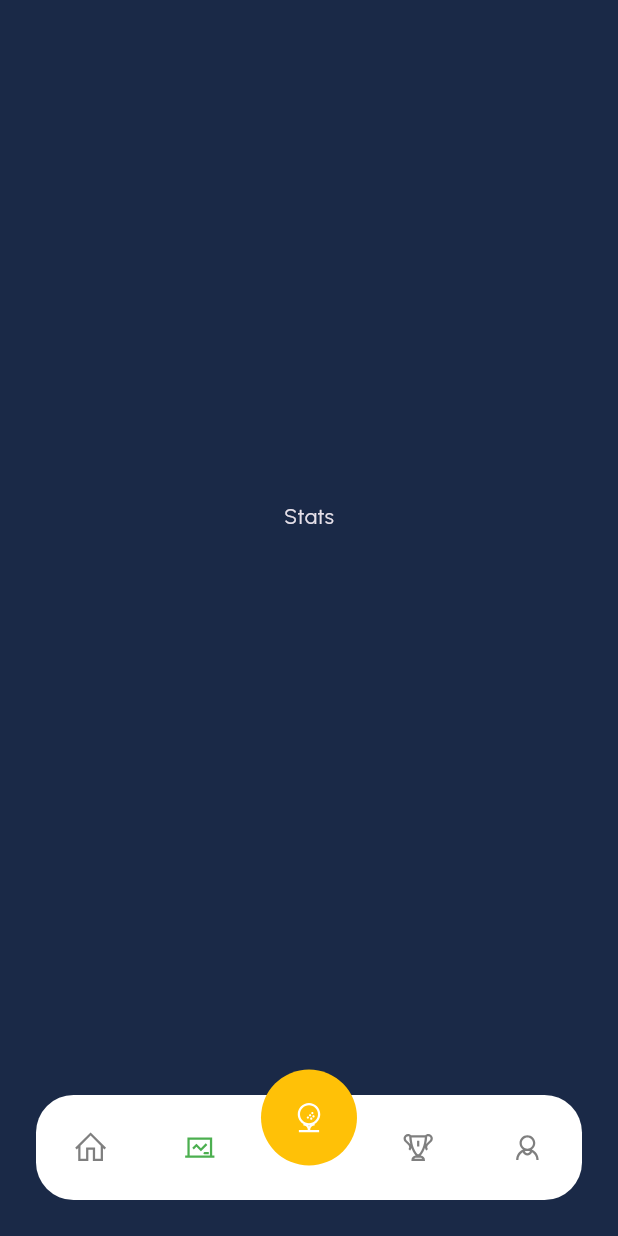
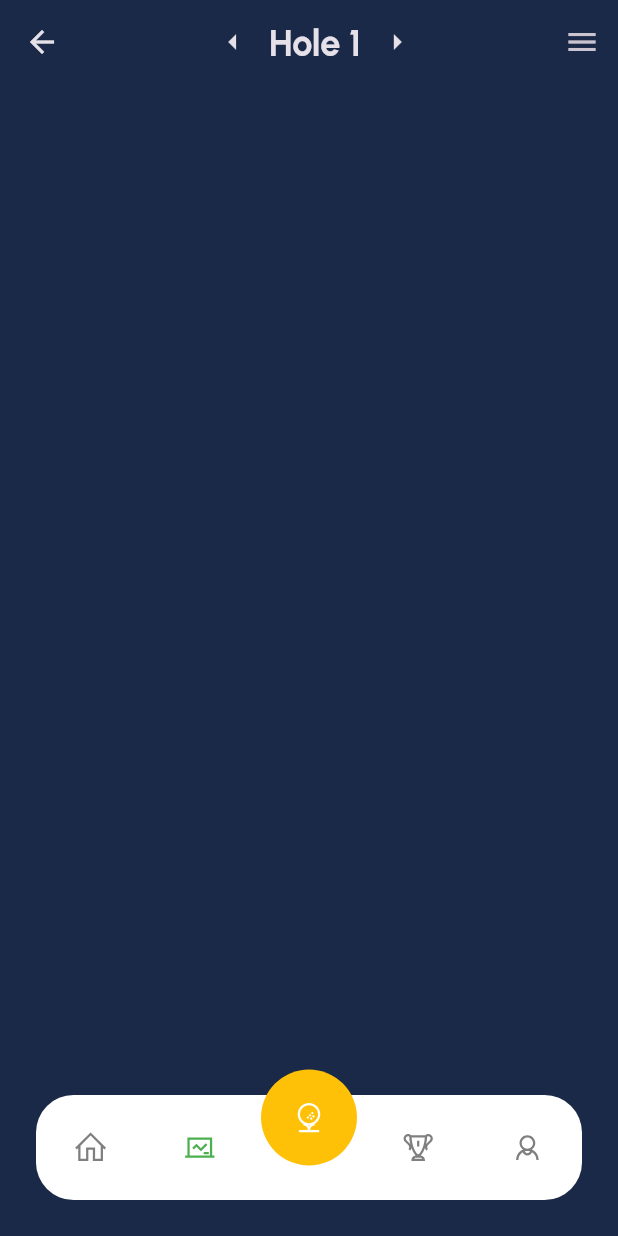
Before and after one commit to Sebastian-Wicode/golfapp-, a Flutter app: the MainPage screen opened by its route, item 2 of the bottom bar chosen, on a phone screen of 412 x 824 dp. Run offline on Flutter 3.47's test engine with Material 3 defaults, Android fonts, the phone set to English and light mode, and no system bars; our stand-ins replace flutter_map, latlong2, line_icons.

Commit message:
25 de octubre

```diff
--- /dev/null
+++ b/lib/components/toolbar_game.dart
@@ -0,0 +1,22 @@
+import 'package:flutter/material.dart';
+import 'package:golf_app/styles/app_colors.dart';
+import 'package:golf_app/styles/app_text.dart';
+import 'package:golf_app/widgets/Prestent_hole.dart';
+import 'package:line_icons/line_icons.dart';
+
+class ToolbarGame extends StatelessWidget implements PreferredSizeWidget {
+   final List<Widget>? actions;
+  const ToolbarGame({super.key, this.actions});
+
+  @override
+  Widget build(BuildContext context) {
+    return AppBar(
+        backgroundColor: AppColors.background,
+        title: PresentHole(),
+       actions: actions
+    );
+  }
+
+  @override
+  Size get preferredSize => const Size.fromHeight(60);
+}
--- a/lib/config/app_routes.dart
+++ b/lib/config/app_routes.dart
@@ -1,20 +1,31 @@
 
+
+
+import 'package:golf_app/pages/Scores.dart';
 import 'package:golf_app/pages/edit_porfile_page.dart';
 import 'package:golf_app/pages/home_page.dart';
 import 'package:golf_app/pages/log_in.dart';
 import 'package:golf_app/pages/main_page.dart';
+import 'package:golf_app/pages/map.dart';
+import 'package:golf_app/widgets/popupplay.dart';
 
 class Approutes {
 
   static final pages = {
-        '/' :(context) => LoginPage(),
-        '/home':(context) => HomePage(),
-        '/main':(context) => MainPage(),
-        '/edit_porfile':(context) => EditPorfilePage(),
+        login :(context) => LoginPage(),
+        home :(context) => HomePage(),
+        main:(context) => MainPage(),
+        editProfile:(context) => EditPorfilePage(),
+        nearby: (context) =>  NearbyPage(),
+        play: (context) => PopupPlay(),
+        scores: (context) => ScoresGroupPage()
       };
 
   static const login = '/';
   static const home = '/home';
   static const main = '/main';
   static const editProfile = '/edit_profile';
+  static const nearby = '/nearby';
+  static const play = '/Play';
+  static const scores = '/Scores';
 }
--- a/lib/config/app_strings.dart
+++ b/lib/config/app_strings.dart
@@ -30,4 +30,7 @@ class AppStrings {
     static const female = 'Female';
     static const gender = 'Gender';
     static const other = 'Other';
+    static const nearby = 'Nearby';
+    static const scores = 'Scores';
+
 }
--- a/lib/pages/main_page.dart
+++ b/lib/pages/main_page.dart
@@ -1,7 +1,10 @@
 import 'package:flutter/material.dart';
 import 'package:golf_app/components/costum_navigation_item.dart';
+import 'package:golf_app/pages/Scores.dart';
 import 'package:golf_app/pages/home_page.dart';
 import 'package:golf_app/pages/porfile_page.dart';
+import 'package:golf_app/widgets/popupplay.dart';
+import 'package:golf_app/widgets/side_bar.dart';
 import 'package:line_icons/line_icons.dart';
 
 class MainPage extends StatefulWidget {
@@ -13,12 +16,22 @@ class MainPage extends StatefulWidget {
 
 class _MainPageState extends State<MainPage> {
   Menus currentIndex = Menus.home;
+   bool _isDrawerOpen = false;
   @override
   Widget build(BuildContext context) {
+
     return Scaffold(
-
+      drawer: Sidebar(),
+      onDrawerChanged: (isOpen) {
+        setState(() {
+          _isDrawerOpen = isOpen; // Cambia el estado según el estado del Drawer
+        });
+      },
+      extendBody: true,
       body: pages[currentIndex.index],
-      bottomNavigationBar: Mybottomnavigation(
+      bottomNavigationBar:_isDrawerOpen
+          ? null // Oculta el BottomNavigationBar cuando el Drawer está abierto
+          : Mybottomnavigation(
           currentIndex: currentIndex,
           onTap: (value) {
             setState(() {
@@ -30,12 +43,8 @@ class _MainPageState extends State<MainPage> {
 
   final pages = [
     HomePage(),
-    Center(
-      child: Text('Stats'),
-    ),
-    Center(
-      child: Text('Play'),
-    ),
+    ScoresGroupPage(),
+    PopupPlay(),
     Center(
       child: Text('Actividad'),
     ),
--- /dev/null
+++ b/lib/pages/scores.dart
@@ -0,0 +1,28 @@
+import 'package:flutter/material.dart';
+import 'package:golf_app/components/toolbar_game.dart';
+import 'package:golf_app/components/user_avatar.dart';
+import 'package:golf_app/config/app_routes.dart';
+import 'package:golf_app/styles/app_text.dart'; // Asegúrate de que el archivo y el nombre sean correctos
+
+import 'package:golf_app/widgets/side_bar_Game.dart';
+import 'package:line_icons/line_icon.dart';
+import 'package:line_icons/line_icons.dart';
+
+class ScoresGroupPage extends StatelessWidget {
+  const ScoresGroupPage({super.key});
+
+  @override
+  Widget build(BuildContext context) {
+    return Scaffold(
+      appBar: ToolbarGame(
+      ),
+      endDrawer: SidebarGame1(),
+      body: Column(
+        mainAxisAlignment: MainAxisAlignment.center,
+        children: [
+          // Asegúrate de que el nombre del widget coincida con el importado
+        ],
+      ),
+    );
+  }
+}
--- /dev/null
+++ b/lib/widgets/Prestent_hole.dart
@@ -0,0 +1,50 @@
+import 'package:flutter/material.dart';
+
+class PresentHole extends StatefulWidget {
+  @override
+  _PresentHoleState createState() => _PresentHoleState();
+}
+
+class _PresentHoleState extends State<PresentHole> {
+  int currentHole = 1;
+
+  void _increaseHole() {
+    setState(() {
+      if (currentHole < 18) {
+        currentHole++;
+      }
+    });
+  }
+
+  void _decreaseHole() {
+    setState(() {
+      if (currentHole > 1) {
+        currentHole--;
+      }
+    });
+  }
+
+  @override
+  Widget build(BuildContext context) {
+    return Row(
+      mainAxisAlignment: MainAxisAlignment.center,
+      children: [
+        // Flecha izquierda
+        IconButton(
+          icon: Icon(Icons.arrow_left),
+          onPressed: _decreaseHole,
+        ),
+        // Texto que muestra el número del hoyo
+        Text(
+          'Hole $currentHole',
+          style: TextStyle(fontSize: 24, fontWeight: FontWeight.bold),
+        ),
+        // Flecha derecha
+        IconButton(
+          icon: Icon(Icons.arrow_right),
+          onPressed: _increaseHole,
+        ),
+      ],
+    );
+  }
+}
--- a/pubspec.yaml
+++ b/pubspec.yaml
@@ -31,6 +31,9 @@ dependencies:
   flutter:
     sdk: flutter
   line_icons: ^2.0.0
+  flutter_map:
+  latlong2:
+
 
 
   # The following adds the Cupertino Icons font to your application.
```
Also changed, not shown: lib/components/toolbar.dart (+5 -2 lines), lib/pages/home_page.dart (+17 -6 lines), lib/pages/map.dart (added, +58 -0 lines), lib/widgets/popupplay.dart (added, +114 -0 lines), lib/widgets/side_bar.dart (added, +87 -0 lines), lib/widgets/side_bar_Game.dart (added, +87 -0 lines), pubspec.lock. Lines whose indentation alone changed are shown as unchanged.
